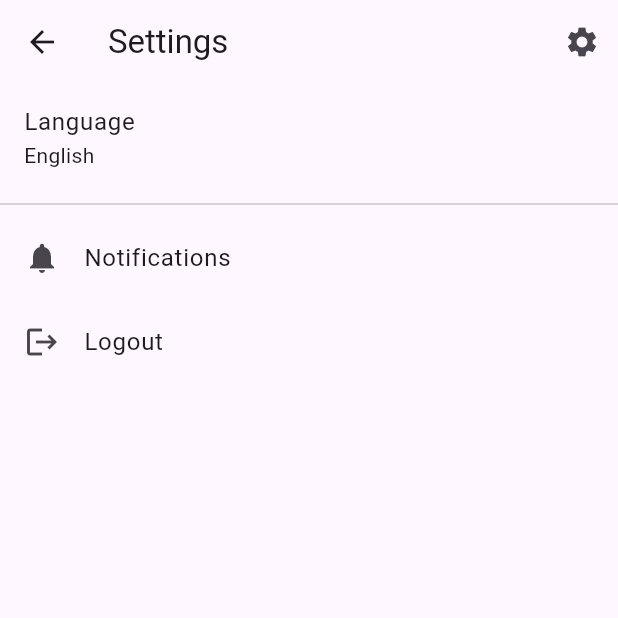
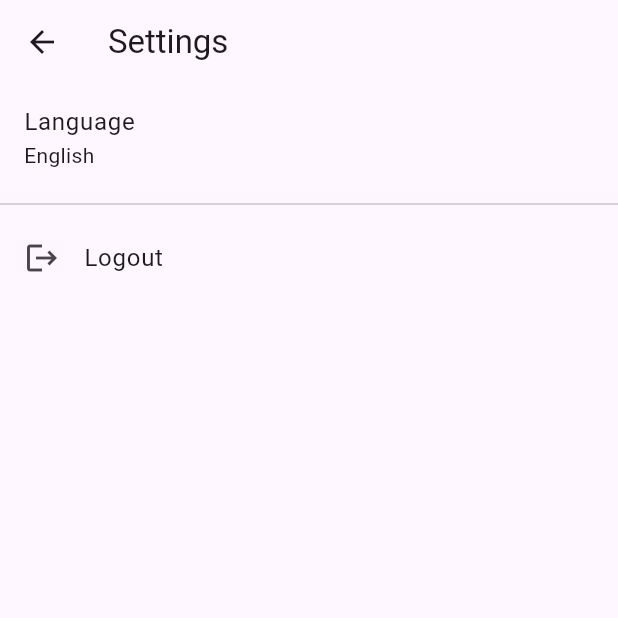
Before and after one commit to Wakhi-Ken/We_The_Artists, a Flutter app: the SettingsScreen screen opened by its route, on a phone screen of 412 x 824 dp, the top half of it. Run offline on Flutter 3.47's test engine with Material 3 defaults, Android fonts, the phone set to English and light mode, and no system bars; our stand-ins replace cloud_firestore, equatable, firebase_auth, firebase_core, firebase_storage, flutter_bloc and 6 more; accounts and stored records are empty; network calls fail.

Commit message:
drawer rouates updated

```diff
--- a/we_the_artists/lib/presentation/screens/Settings.dart
+++ b/we_the_artists/lib/presentation/screens/Settings.dart
@@ -21,8 +21,7 @@ class _SettingsScreenState extends State<SettingsScreen> {
   _loadLanguagePreference() async {
     final prefs = await SharedPreferences.getInstance();
     setState(() {
-      _selectedLanguage =
-          prefs.getString('language') ?? 'en'; // Default to 'en'
+      _selectedLanguage = prefs.getString('language') ?? 'en';
     });
   }
 
@@ -44,14 +43,6 @@ class _SettingsScreenState extends State<SettingsScreen> {
         title: const Text("Settings"),
         backgroundColor: theme.appBarTheme.backgroundColor,
         elevation: 0,
-        actions: [
-          IconButton(
-            icon: const Icon(Icons.settings),
-            onPressed: () {
-              // You can navigate to settings screen
-            },
-          ),
-        ],
       ),
       body: Column(
         children: [
@@ -63,33 +54,14 @@ class _SettingsScreenState extends State<SettingsScreen> {
                 _selectedLanguage == 'en' ? 'English' : 'Other Language',
                 style: TextStyle(color: theme.textTheme.bodyMedium?.color),
               ),
-              onTap: () async {
+              onTap: () {
                 // Toggle between English and another language
                 String newLanguage = _selectedLanguage == 'en' ? 'es' : 'en';
                 _saveLanguagePreference(newLanguage);
-
-                // Optionally update your app language here
-                // For example, using the `Locale` class with your `MaterialApp` settings
               },
             ),
           ),
           const Divider(),
-          Container(
-            color: theme.cardColor,
-            child: ListTile(
-              leading: const Icon(Icons.notifications),
-              title: const Text('Notifications'),
-              onTap: () {
-                // Navigate to Notifications Screen
-                Navigator.push(
-                  context,
-                  MaterialPageRoute(
-                    builder: (context) => const NotificationsScreen(),
-                  ),
-                );
-              },
-            ),
-          ),
           Container(
             color: theme.cardColor,
             child: ListTile(
@@ -112,15 +84,3 @@ class _SettingsScreenState extends State<SettingsScreen> {
     );
   }
 }
-
-class NotificationsScreen extends StatelessWidget {
-  const NotificationsScreen({super.key});
-
-  @override
-  Widget build(BuildContext context) {
-    return Scaffold(
-      appBar: AppBar(title: const Text("Notifications")),
-      body: const Center(child: Text('Here are your notifications!')),
-    );
-  }
-}
```
Also changed, not shown: we_the_artists/lib/presentation/screens/home_feed_screen.dart (+21 -9 lines).
